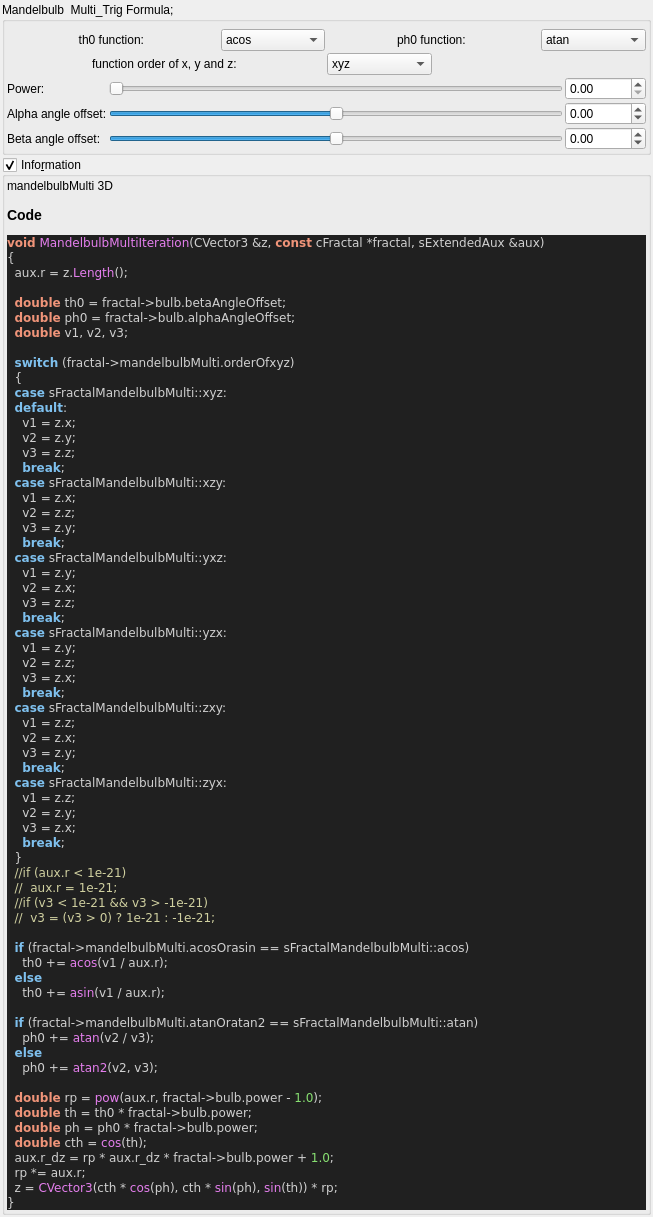
Qt form mandelbulber2/qt_data/fractal_mandelbulb_multi.ui (buddhi1980/mandelbulber2) before a commit.
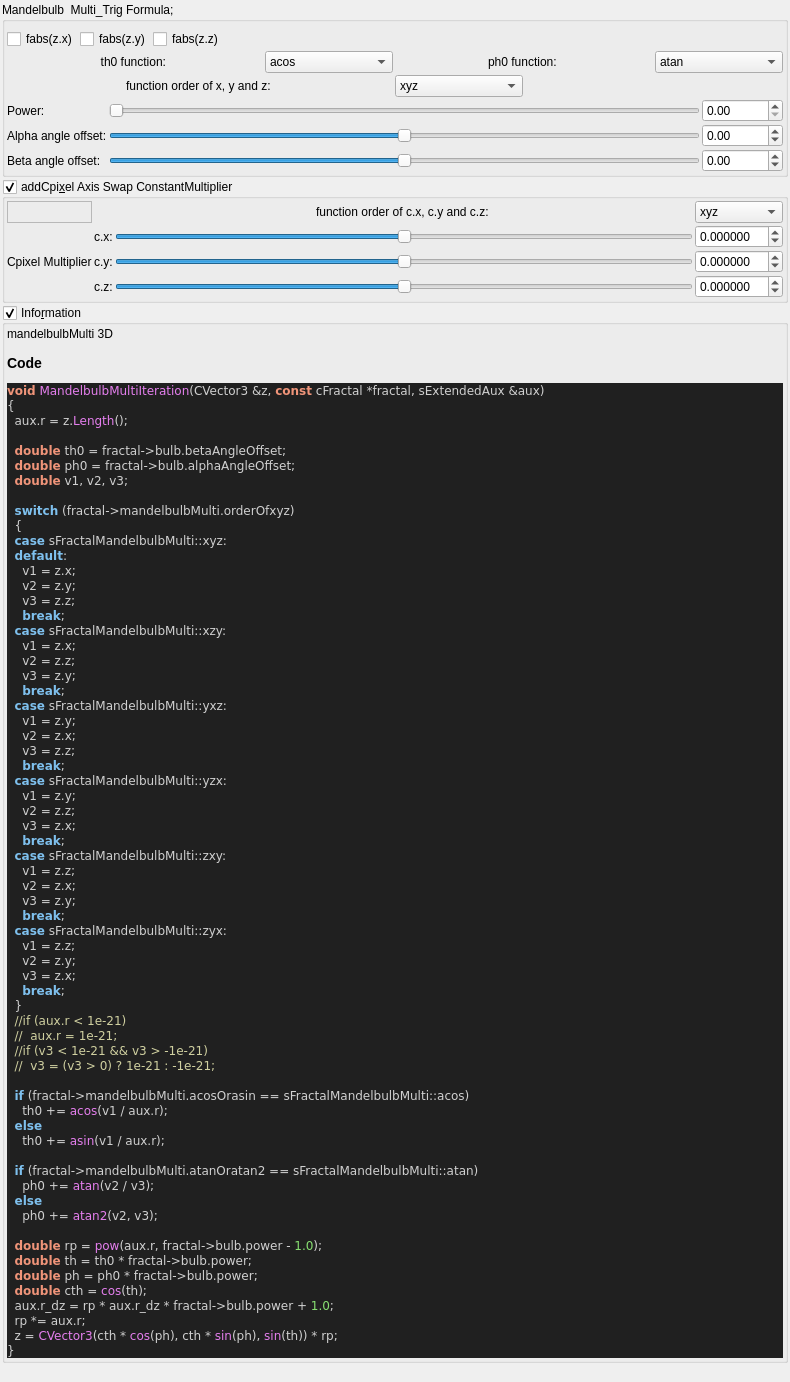
The same form after that commit. Custom widgets are drawn as their Qt base class.

```diff
--- a/mandelbulber2/qt_data/fractal_mandelbulb_multi.ui
+++ b/mandelbulber2/qt_data/fractal_mandelbulb_multi.ui
@@ -6,8 +6,8 @@
    <rect>
     <x>0</x>
     <y>0</y>
-    <width>653</width>
-    <height>574</height>
+    <width>790</width>
+    <height>1382</height>
    </rect>
   </property>
   <property name="windowTitle">
@@ -150,6 +150,44 @@
           </property>
          </widget>
         </item>
+        <item row="0" column="0" colspan="6">
+         <layout class="QGridLayout" name="gridLayout">
+          <item row="0" column="3">
+           <spacer name="horizontalSpacer_2">
+            <property name="orientation">
+             <enum>Qt::Horizontal</enum>
+            </property>
+            <property name="sizeHint" stdset="0">
+             <size>
+              <width>40</width>
+              <height>20</height>
+             </size>
+            </property>
+           </spacer>
+          </item>
+          <item row="0" column="1">
+           <widget class="QCheckBox" name="checkBox_transf_function_enabledAy_false">
+            <property name="text">
+             <string>fabs(z.y)</string>
+            </property>
+           </widget>
+          </item>
+          <item row="0" column="0">
+           <widget class="QCheckBox" name="checkBox_transf_function_enabledAx_false">
+            <property name="text">
+             <string>fabs(z.x)</string>
+            </property>
+           </widget>
+          </item>
+          <item row="0" column="2">
+           <widget class="QCheckBox" name="checkBox_transf_function_enabledAz_false">
+            <property name="text">
+             <string>fabs(z.z)</string>
+            </property>
+           </widget>
+          </item>
+         </layout>
+        </item>
        </layout>
       </item>
       <item>
@@ -164,20 +202,6 @@
           </property>
          </widget>
         </item>
-        <item row="2" column="0">
-         <widget class="QLabel" name="label_293">
-          <property name="text">
-           <string>Beta angle offset:</string>
-          </property>
-         </widget>
-        </item>
-        <item row="0" column="0">
-         <widget class="QLabel" name="label_294">
-          <property name="text">
-           <string>Power:</string>
-          </property>
-         </widget>
-        </item>
         <item row="0" column="2">
          <widget class="MyDoubleSpinBox" name="spinbox_power">
           <property name="sizePolicy">
@@ -234,6 +258,63 @@
           </property>
          </widget>
         </item>
+        <item row="1" column="1">
+         <widget class="QSlider" name="slider_alpha_angle_offset">
+          <property name="sizePolicy">
+           <sizepolicy hsizetype="Expanding" vsizetype="Maximum">
+            <horstretch>0</horstretch>
+            <verstretch>0</verstretch>
+           </sizepolicy>
+          </property>
+          <property name="minimum">
+           <number>-18000</number>
+          </property>
+          <property name="maximum">
+           <number>18000</number>
+          </property>
+          <property name="value">
+           <number>0</number>
+          </property>
+          <property name="sliderPosition">
+           <number>0</number>
+          </property>
+          <property name="orientation">
+           <enum>Qt::Horizontal</enum>
+          </property>
+         </widget>
+        </item>
+        <item row="2" column="1">
+         <widget class="QSlider" name="slider_beta_angle_offset">
+          <property name="sizePolicy">
+           <sizepolicy hsizetype="Expanding" vsizetype="Maximum">
+            <horstretch>0</horstretch>
+            <verstretch>0</verstretch>
+           </sizepolicy>
+          </property>
+          <property name="minimum">
+           <number>-18000</number>
+          </property>
+          <property name="maximum">
+           <number>18000</number>
+          </property>
+          <property name="value">
+           <number>0</number>
+          </property>
+          <property name="sliderPosition">
+           <number>0</number>
+          </property>
+          <property name="orientation">
+           <enum>Qt::Horizontal</enum>
+          </property>
+         </widget>
+        </item>
+        <item row="2" column="0">
+         <widget class="QLabel" name="label_293">
+          <property name="text">
+           <string>Beta angle offset:</string>
+          </property>
+         </widget>
+        </item>
         <item row="2" column="2">
          <widget class="MyDoubleSpinBox" name="spinbox_beta_angle_offset">
           <property name="sizePolicy">
@@ -281,53 +362,288 @@
           </property>
          </widget>
         </item>
+        <item row="0" column="0">
+         <widget class="QLabel" name="label_294">
+          <property name="text">
+           <string>Power:</string>
+          </property>
+         </widget>
+        </item>
+       </layout>
+      </item>
+     </layout>
+    </widget>
+   </item>
+   <item>
+    <widget class="MyGroupBox" name="groupCheck_transf_addCpixel_enabled_false">
+     <property name="toolTip">
+      <string>&lt;html&gt;&lt;head/&gt;&lt;body&gt;&lt;p&gt;Cpixel is CVector3 c = ( c.x, c.y, c.z). It is each original point (pixel) in 3D space where the iteration starts from, ( c = original z for each point .) It is commonly found in formula structures z = f(z) + c.&lt;/p&gt;&lt;p&gt;The Cpixel multiplier effectively scales this point &amp;quot;c&amp;quot;.&lt;/p&gt;&lt;p&gt;This transform allows the swapping of the order of the &amp;quot;CVector3 c&amp;quot; components before being multiplied by &amp;quot;CVector3 z&amp;quot; components.&lt;/p&gt;&lt;/body&gt;&lt;/html&gt;</string>
+     </property>
+     <property name="title">
+      <string>addCpi&amp;xel Axis Swap ConstantMultiplier </string>
+     </property>
+     <property name="checkable">
+      <bool>true</bool>
+     </property>
+     <layout class="QVBoxLayout" name="verticalLayout_51">
+      <property name="spacing">
+       <number>2</number>
+      </property>
+      <property name="leftMargin">
+       <number>2</number>
+      </property>
+      <property name="topMargin">
+       <number>2</number>
+      </property>
+      <property name="rightMargin">
+       <number>2</number>
+      </property>
+      <property name="bottomMargin">
+       <number>2</number>
+      </property>
+      <item>
+       <layout class="QGridLayout" name="gridLayout_25">
+        <property name="spacing">
+         <number>2</number>
+        </property>
+        <item row="2" column="2">
+         <widget class="QSlider" name="slider3_transf_constant_multiplierC_111_y">
+          <property name="sizePolicy">
+           <sizepolicy hsizetype="Expanding" vsizetype="Maximum">
+            <horstretch>0</horstretch>
+            <verstretch>0</verstretch>
+           </sizepolicy>
+          </property>
+          <property name="minimum">
+           <number>-10000000</number>
+          </property>
+          <property name="maximum">
+           <number>10000000</number>
+          </property>
+          <property name="value">
+           <number>0</number>
+          </property>
+          <property name="sliderPosition">
+           <number>0</number>
+          </property>
+          <property name="orientation">
+           <enum>Qt::Horizontal</enum>
+          </property>
+         </widget>
+        </item>
+        <item row="1" column="2">
+         <widget class="QSlider" name="slider3_transf_constant_multiplierC_111_x">
+          <property name="sizePolicy">
+           <sizepolicy hsizetype="Expanding" vsizetype="Maximum">
+            <horstretch>0</horstretch>
+            <verstretch>0</verstretch>
+           </sizepolicy>
+          </property>
+          <property name="minimum">
+           <number>-10000000</number>
+          </property>
+          <property name="maximum">
+           <number>10000000</number>
+          </property>
+          <property name="value">
+           <number>0</number>
+          </property>
+          <property name="sliderPosition">
+           <number>0</number>
+          </property>
+          <property name="orientation">
+           <enum>Qt::Horizontal</enum>
+          </property>
+         </widget>
+        </item>
+        <item row="1" column="3">
+         <widget class="MyDoubleSpinBox" name="spinbox3_transf_constant_multiplierC_111_x">
+          <property name="sizePolicy">
+           <sizepolicy hsizetype="Minimum" vsizetype="Maximum">
+            <horstretch>0</horstretch>
+            <verstretch>0</verstretch>
+           </sizepolicy>
+          </property>
+          <property name="prefix">
+           <string/>
+          </property>
+          <property name="suffix">
+           <string/>
+          </property>
+          <property name="decimals">
+           <number>6</number>
+          </property>
+          <property name="minimum">
+           <double>-99.989999999999995</double>
+          </property>
+          <property name="maximum">
+           <double>99.989999999999995</double>
+          </property>
+          <property name="singleStep">
+           <double>0.100000000000000</double>
+          </property>
+         </widget>
+        </item>
+        <item row="3" column="2">
+         <widget class="QSlider" name="slider3_transf_constant_multiplierC_111_z">
+          <property name="sizePolicy">
+           <sizepolicy hsizetype="Expanding" vsizetype="Maximum">
+            <horstretch>0</horstretch>
+            <verstretch>0</verstretch>
+           </sizepolicy>
+          </property>
+          <property name="minimum">
+           <number>-10000000</number>
+          </property>
+          <property name="maximum">
+           <number>10000000</number>
+          </property>
+          <property name="value">
+           <number>0</number>
+          </property>
+          <property name="sliderPosition">
+           <number>0</number>
+          </property>
+          <property name="orientation">
+           <enum>Qt::Horizontal</enum>
+          </property>
+         </widget>
+        </item>
         <item row="1" column="1">
-         <widget class="QSlider" name="slider_alpha_angle_offset">
+         <widget class="QLabel" name="label_109">
+          <property name="text">
+           <string>c.x:</string>
+          </property>
+         </widget>
+        </item>
+        <item row="3" column="3">
+         <widget class="MyDoubleSpinBox" name="spinbox3_transf_constant_multiplierC_111_z">
           <property name="sizePolicy">
-           <sizepolicy hsizetype="Expanding" vsizetype="Maximum">
+           <sizepolicy hsizetype="Minimum" vsizetype="Maximum">
             <horstretch>0</horstretch>
             <verstretch>0</verstretch>
            </sizepolicy>
           </property>
+          <property name="prefix">
+           <string/>
+          </property>
+          <property name="suffix">
+           <string/>
+          </property>
+          <property name="decimals">
+           <number>6</number>
+          </property>
           <property name="minimum">
-           <number>-18000</number>
+           <double>-99.989999999999995</double>
           </property>
           <property name="maximum">
-           <number>18000</number>
+           <double>99.989999999999995</double>
           </property>
-          <property name="value">
-           <number>0</number>
+          <property name="singleStep">
+           <double>0.100000000000000</double>
           </property>
-          <property name="sliderPosition">
-           <number>0</number>
+         </widget>
+        </item>
+        <item row="2" column="3">
+         <widget class="MyDoubleSpinBox" name="spinbox3_transf_constant_multiplierC_111_y">
+          <property name="sizePolicy">
+           <sizepolicy hsizetype="Minimum" vsizetype="Maximum">
+            <horstretch>0</horstretch>
+            <verstretch>0</verstretch>
+           </sizepolicy>
           </property>
-          <property name="orientation">
-           <enum>Qt::Horizontal</enum>
+          <property name="prefix">
+           <string/>
+          </property>
+          <property name="suffix">
+           <string/>
+          </property>
+          <property name="decimals">
+           <number>6</number>
+          </property>
+          <property name="minimum">
+           <double>-99.989999999999995</double>
+          </property>
+          <property name="maximum">
+           <double>99.989999999999995</double>
+          </property>
+          <property name="singleStep">
+           <double>0.100000000000000</double>
           </property>
          </widget>
         </item>
         <item row="2" column="1">
-         <widget class="QSlider" name="slider_beta_angle_offset">
-          <property name="sizePolicy">
-           <sizepolicy hsizetype="Expanding" vsizetype="Maximum">
-            <horstretch>0</horstretch>
-            <verstretch>0</verstretch>
-           </sizepolicy>
+         <widget class="QLabel" name="label_110">
+          <property name="text">
+           <string>c.y:</string>
           </property>
-          <property name="minimum">
-           <number>-18000</number>
+         </widget>
+        </item>
+        <item row="0" column="2">
+         <widget class="QLabel" name="label">
+          <property name="text">
+           <string>function order of c.x, c.y and c.z: </string>
           </property>
-          <property name="maximum">
-           <number>18000</number>
+          <property name="alignment">
+           <set>Qt::AlignCenter</set>
           </property>
-          <property name="value">
-           <number>0</number>
+         </widget>
+        </item>
+        <item row="0" column="3">
+         <widget class="QComboBox" name="comboBox_mandelbulbMulti_order_of_xyz_C">
+          <item>
+           <property name="text">
+            <string>xyz</string>
+           </property>
+          </item>
+          <item>
+           <property name="text">
+            <string>xzy</string>
+           </property>
+          </item>
+          <item>
+           <property name="text">
+            <string>yxz</string>
+           </property>
+          </item>
+          <item>
+           <property name="text">
+            <string>yzx</string>
+           </property>
+          </item>
+          <item>
+           <property name="text">
+            <string>zxy</string>
+           </property>
+          </item>
+          <item>
+           <property name="text">
+            <string>zyx</string>
+           </property>
+          </item>
+         </widget>
+        </item>
+        <item row="2" column="0">
+         <widget class="QLabel" name="label_108">
+          <property name="text">
+           <string>Cpixel Multiplier</string>
           </property>
-          <property name="sliderPosition">
-           <number>0</number>
+         </widget>
+        </item>
+        <item row="3" column="1">
+         <widget class="QLabel" name="label_111">
+          <property name="text">
+           <string>c.z:</string>
           </property>
-          <property name="orientation">
-           <enum>Qt::Horizontal</enum>
+         </widget>
+        </item>
+        <item row="0" column="0">
+         <widget class="QFrame" name="frame">
+          <property name="frameShape">
+           <enum>QFrame::StyledPanel</enum>
+          </property>
+          <property name="frameShadow">
+           <enum>QFrame::Raised</enum>
           </property>
          </widget>
         </item>
```
